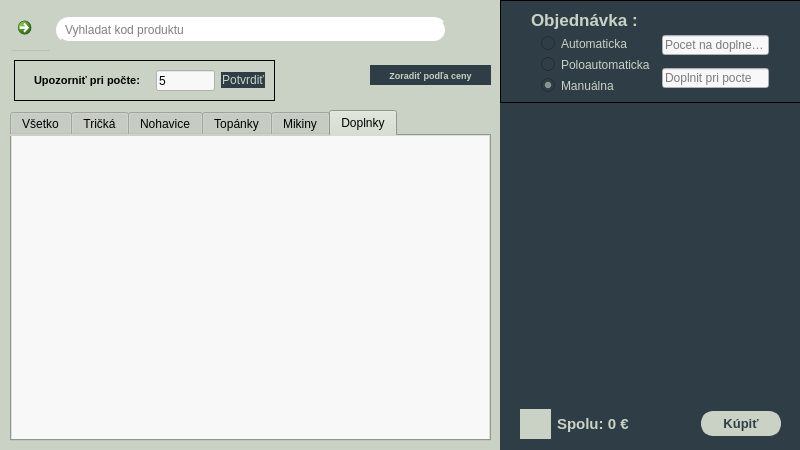
This is source/code/main.ui in tomas-magat/camels-eshop-infosystem as Qt 5 draws it before an edit. The edited form follows.
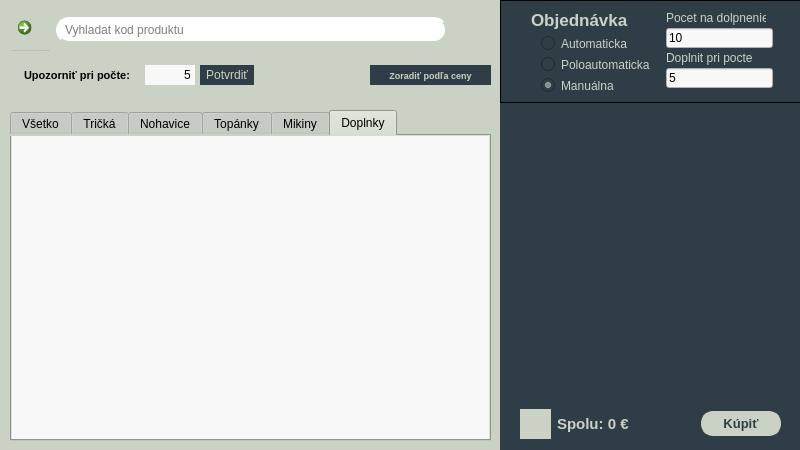
This is the edited form. The open tabs and pages were chosen to show the change. Icons and pictures are not drawn.

Commit message: update sklad - semi and auto order selector

Patch:
```diff
--- a/source/code/main.ui
+++ b/source/code/main.ui
@@ -3070,15 +3070,39 @@
           <property name="geometry">
            <rect>
             <x>14</x>
-            <y>0</y>
-            <width>261</width>
-            <height>41</height>
+            <y>5</y>
+            <width>240</width>
+            <height>20</height>
            </rect>
           </property>
+          <property name="sizePolicy">
+           <sizepolicy hsizetype="Preferred" vsizetype="Fixed">
+            <horstretch>0</horstretch>
+            <verstretch>0</verstretch>
+           </sizepolicy>
+          </property>
+          <property name="styleSheet">
+           <string notr="true">border: none;</string>
+          </property>
           <property name="frameShape">
            <enum>QFrame::Box</enum>
           </property>
           <layout class="QHBoxLayout" name="horizontalLayout_6">
+           <property name="spacing">
+            <number>5</number>
+           </property>
+           <property name="leftMargin">
+            <number>0</number>
+           </property>
+           <property name="topMargin">
+            <number>0</number>
+           </property>
+           <property name="rightMargin">
+            <number>0</number>
+           </property>
+           <property name="bottomMargin">
+            <number>0</number>
+           </property>
            <item>
             <widget class="QLabel" name="Alert_text">
              <property name="font">
@@ -3107,8 +3131,38 @@
            </item>
            <item>
             <layout class="QVBoxLayout" name="verticalLayout_23">
+             <property name="spacing">
+              <number>0</number>
+             </property>
+             <property name="leftMargin">
+              <number>0</number>
+             </property>
+             <property name="rightMargin">
+              <number>0</number>
+             </property>
              <item>
               <widget class="QLineEdit" name="Alert">
+               <property name="sizePolicy">
+                <sizepolicy hsizetype="Minimum" vsizetype="Minimum">
+                 <horstretch>0</horstretch>
+                 <verstretch>0</verstretch>
+                </sizepolicy>
+               </property>
+               <property name="minimumSize">
+                <size>
+                 <width>0</width>
+                 <height>0</height>
+                </size>
+               </property>
+               <property name="maximumSize">
+                <size>
+                 <width>50</width>
+                 <height>16777215</height>
+                </size>
+               </property>
+               <property name="layoutDirection">
+                <enum>Qt::LeftToRight</enum>
+               </property>
                <property name="styleSheet">
                 <string notr="true">background-color: rgb(248, 248, 248);</string>
                </property>
@@ -3124,6 +3178,9 @@
                <property name="frame">
                 <bool>true</bool>
                </property>
+               <property name="alignment">
+                <set>Qt::AlignRight|Qt::AlignTrailing|Qt::AlignVCenter</set>
+               </property>
                <property name="placeholderText">
                 <string/>
                </property>
@@ -3133,12 +3190,27 @@
            </item>
            <item>
             <layout class="QVBoxLayout" name="verticalLayout_11">
+             <property name="spacing">
+              <number>0</number>
+             </property>
              <item>
               <widget class="QPushButton" name="alert_button">
+               <property name="enabled">
+                <bool>true</bool>
+               </property>
+               <property name="sizePolicy">
+                <sizepolicy hsizetype="Maximum" vsizetype="Minimum">
+                 <horstretch>0</horstretch>
+                 <verstretch>0</verstretch>
+                </sizepolicy>
+               </property>
                <property name="styleSheet">
                 <string notr="true">#alert_button{border: 1px solid #2f3e46; 
 						background-color: #2f3e46;
 						color: #cad2c5;
+						margin: 0px;
+						padding-left: 5px;
+						padding-right: 5px;
 }
 #alert_button:hover {
 	border-color: #354f52; 
@@ -3231,7 +3303,7 @@
 padding-left: 10px</string>
               </property>
               <property name="text">
-               <string>Objednávka :   </string>
+               <string>Objednávka      </string>
               </property>
               <property name="textFormat">
                <enum>Qt::PlainText</enum>
@@ -3293,7 +3365,7 @@
                <property name="geometry">
                 <rect>
                  <x>0</x>
-                 <y>25</y>
+                 <y>18</y>
                  <width>107</width>
                  <height>20</height>
                 </rect>
@@ -3305,7 +3377,7 @@
                 <set>Qt::ImhDigitsOnly</set>
                </property>
                <property name="text">
-                <string/>
+                <string>10</string>
                </property>
                <property name="maxLength">
                 <number>20</number>
@@ -3333,7 +3405,7 @@
                 <set>Qt::ImhDigitsOnly</set>
                </property>
                <property name="text">
-                <string/>
+                <string>5</string>
                </property>
                <property name="maxLength">
                 <number>20</number>
@@ -3345,6 +3417,40 @@
                 <string>Doplnit pri pocte</string>
                </property>
               </widget>
+              <widget class="QLabel" name="label_4">
+               <property name="geometry">
+                <rect>
+                 <x>0</x>
+                 <y>0</y>
+                 <width>100</width>
+                 <height>15</height>
+                </rect>
+               </property>
+               <property name="styleSheet">
+                <string notr="true">color: #cad2c5;
+</string>
+               </property>
+               <property name="text">
+                <string>Pocet na dolpnenie</string>
+               </property>
+              </widget>
+              <widget class="QLabel" name="label_5">
+               <property name="geometry">
+                <rect>
+                 <x>0</x>
+                 <y>40</y>
+                 <width>100</width>
+                 <height>15</height>
+                </rect>
+               </property>
+               <property name="styleSheet">
+                <string notr="true">color: #cad2c5;
+</string>
+               </property>
+               <property name="text">
+                <string>Doplnit pri pocte</string>
+               </property>
+              </widget>
              </widget>
             </item>
            </layout>
```
Left out of the diff: 2 changed lines with no effect on the pictures. The commit also changes 1 other file.
